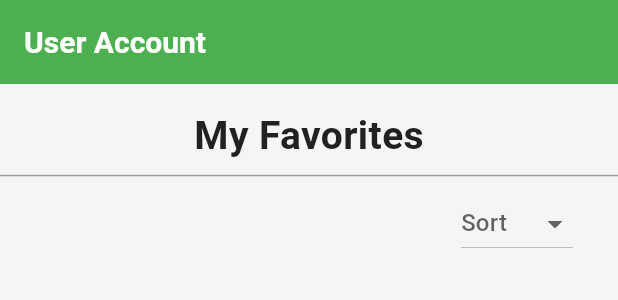
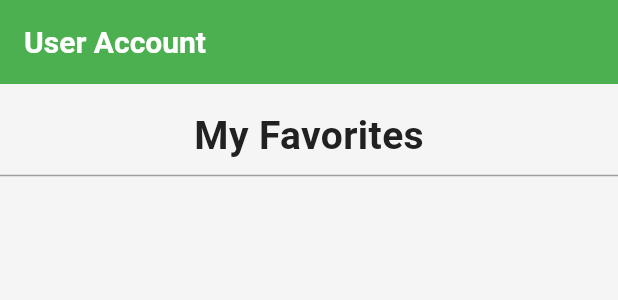
Before and after one commit to MomenRaddad/Mealy_App, a Flutter app: the FavoritesHeader widget shown alone on an empty page, opened directly, on a phone screen of 412 x 824 dp. Shown: the top 300 px of the screen. Run offline on Flutter 3.47's test engine with Material 3 defaults, Android fonts, the phone set to English and light mode, and no system bars; our stand-ins replace cached_network_image, cloud_firestore, connectivity_plus, firebase_core, firebase_storage, fl_chart and 2 more; accounts and stored records are empty; network calls fail.

Commit message:
feat: remove sorting dropdown from FavoritesHeader

```diff
--- a/lib/view/screens/user_screens/favorites/favorites_header.dart
+++ b/lib/view/screens/user_screens/favorites/favorites_header.dart
@@ -31,21 +31,6 @@ class FavoritesHeader extends StatelessWidget {
           thickness: 1,
           color: Colors.grey,
         ),
-        Padding(
-          padding: const EdgeInsets.only(right: 30),
-          child: Align(
-            alignment: Alignment.centerRight,
-            child: DropdownButton<String>(
-              hint: const Text('Sort'),
-              items: const [
-                DropdownMenuItem(value: 'A-Z', child: Text('A-Z')),
-                DropdownMenuItem(value: 'Z-A', child: Text('Z-A')),
-                DropdownMenuItem(value: 'Date: Recent', child: Text('Recent')),
-              ],
-              onChanged: (value) {},
-            ),
-          ),
-        ),
       ],
     );
   }
```
